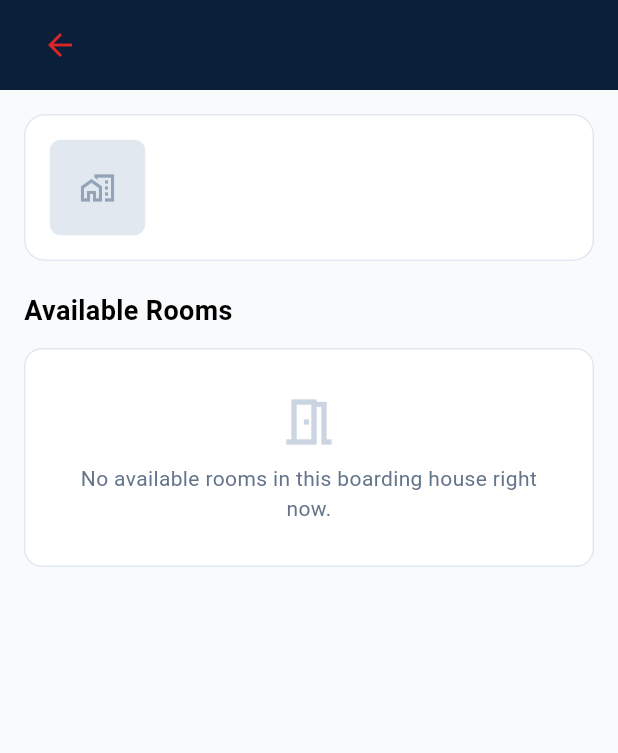
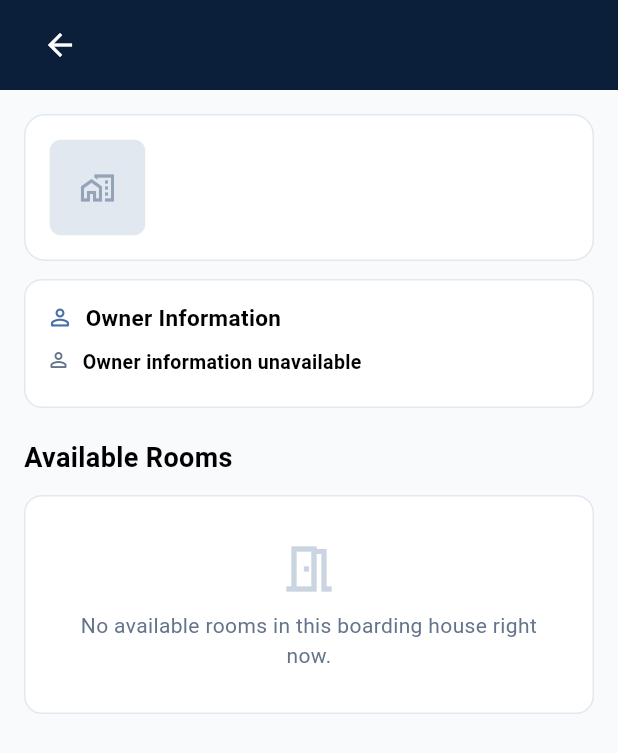
Before and after one commit to rasyaakbar-dev/kosmate, a Flutter app: the HouseRoomsPickerScreen screen opened directly with empty values, on a phone screen of 412 x 824 dp. Shown: the top 753 px of the screen. Run offline on Flutter 3.47's test engine with Material 3 defaults, Android fonts, the phone set to English and light mode, and no system bars; our stand-ins replace image_picker, shared_preferences, supabase_flutter; accounts and stored records are empty; statements that could not run were skipped.

Commit message:
feat: update back button colors and add OwnerInformationCard widget with tests

```diff
--- a/lib/core/widgets/kosmate_app_bar.dart
+++ b/lib/core/widgets/kosmate_app_bar.dart
@@ -33,10 +33,7 @@ class KosMateAppBar extends StatelessWidget implements PreferredSizeWidget {
             children: [
               if (showBackButton) ...[
                 IconButton(
-                  icon: const Icon(
-                    Icons.arrow_back,
-                    color: AppTheme.destructiveColor,
-                  ),
+                  icon: const Icon(Icons.arrow_back, color: Colors.white),
                   onPressed: () => Navigator.maybePop(context),
                   padding: EdgeInsets.zero,
                   constraints: const BoxConstraints(),
--- /dev/null
+++ b/lib/core/widgets/owner_information_card.dart
@@ -0,0 +1,94 @@
+import 'package:flutter/material.dart';
+
+import '../theme/app_theme.dart';
+import '../../models/user_model.dart';
+
+class OwnerInformationCard extends StatelessWidget {
+  final UserModel? owner;
+  final bool compact;
+
+  const OwnerInformationCard({
+    super.key,
+    required this.owner,
+    this.compact = false,
+  });
+
+  @override
+  Widget build(BuildContext context) {
+    final name = owner?.name.trim();
+    final phone = owner?.phone.trim();
+    final email = owner?.email.trim();
+
+    return Container(
+      width: double.infinity,
+      padding: compact ? EdgeInsets.zero : const EdgeInsets.all(14),
+      decoration: compact
+          ? null
+          : BoxDecoration(
+              color: Colors.white,
+              borderRadius: BorderRadius.circular(12),
+              border: Border.all(color: AppTheme.borderLight),
+            ),
+      child: Column(
+        crossAxisAlignment: CrossAxisAlignment.start,
+        children: [
+          if (!compact) ...[
+            const Row(
+              children: [
+                Icon(
+                  Icons.person_outline_rounded,
+                  size: 18,
+                  color: AppTheme.accentColor,
+                ),
+                SizedBox(width: 8),
+                Text(
+                  'Owner Information',
+                  style: TextStyle(
+                    fontSize: 15,
+                    fontWeight: FontWeight.w700,
+                    color: AppTheme.foregroundColor,
+                  ),
+                ),
+              ],
+            ),
+            const SizedBox(height: 10),
+          ],
+          _buildDetail(
+            Icons.person_outline_rounded,
+            name?.isNotEmpty == true ? name! : 'Owner information unavailable',
+            emphasize: true,
+          ),
+          if (phone?.isNotEmpty == true)
+            _buildDetail(Icons.phone_outlined, phone!),
+          if (email?.isNotEmpty == true)
+            _buildDetail(Icons.email_outlined, email!),
+        ],
+      ),
+    );
+  }
+
+  Widget _buildDetail(IconData icon, String value, {bool emphasize = false}) {
+    return Padding(
+      padding: const EdgeInsets.only(bottom: 6),
+      child: Row(
+        crossAxisAlignment: CrossAxisAlignment.start,
+        children: [
+          Icon(icon, size: 16, color: AppTheme.textMuted),
+          const SizedBox(width: 8),
+          Expanded(
+            child: SelectableText(
+              value,
+              style: TextStyle(
+                fontSize: 13,
+                fontWeight: emphasize ? FontWeight.w600 : FontWeight.w400,
+                color: emphasize
+                    ? AppTheme.foregroundColor
+                    : AppTheme.textMuted,
+              ),
+            ),
+          ),
+        ],
+      ),
+    );
+  }
+}
--- a/lib/screens/admin/houses/admin_houses_tab.dart
+++ b/lib/screens/admin/houses/admin_houses_tab.dart
@@ -775,7 +775,7 @@ class _AdminHousesTabState extends State<AdminHousesTab> {
                 },
                 icon: const Icon(
                   Icons.arrow_back,
-                  color: AppTheme.destructiveColor,
+                  color: AppTheme.foregroundColor,
                 ),
                 padding: EdgeInsets.zero,
                 constraints: const BoxConstraints(),
--- a/lib/screens/houses/house_detail_screen.dart
+++ b/lib/screens/houses/house_detail_screen.dart
@@ -326,7 +326,7 @@ class _HouseDetailScreenState extends State<HouseDetailScreen> {
         backgroundColor: Colors.white,
         elevation: 0,
         leading: IconButton(
-          icon: const Icon(Icons.arrow_back, color: AppTheme.destructiveColor),
+          icon: const Icon(Icons.arrow_back, color: AppTheme.foregroundColor),
           onPressed: () => Navigator.pop(context),
         ),
         actions: [
--- a/lib/screens/houses/house_form_screen.dart
+++ b/lib/screens/houses/house_form_screen.dart
@@ -244,7 +244,7 @@ class _HouseFormScreenState extends State<HouseFormScreen> {
         backgroundColor: Colors.white,
         elevation: 0,
         leading: IconButton(
-          icon: const Icon(Icons.arrow_back, color: AppTheme.destructiveColor),
+          icon: const Icon(Icons.arrow_back, color: AppTheme.foregroundColor),
           onPressed: () => Navigator.pop(context),
         ),
         bottom: PreferredSize(
--- a/lib/screens/owner/rooms/owner_rooms_tab.dart
+++ b/lib/screens/owner/rooms/owner_rooms_tab.dart
@@ -699,7 +699,7 @@ class _OwnerRoomsTabState extends State<OwnerRoomsTab> {
                 },
                 icon: const Icon(
                   Icons.arrow_back,
-                  color: AppTheme.destructiveColor,
+                  color: AppTheme.foregroundColor,
                 ),
                 padding: EdgeInsets.zero,
                 constraints: const BoxConstraints(),
--- a/lib/screens/shared/edit_profile_screen.dart
+++ b/lib/screens/shared/edit_profile_screen.dart
@@ -464,7 +464,7 @@ class _EditProfileScreenState extends State<EditProfileScreen> {
         backgroundColor: Colors.white,
         elevation: 0,
         leading: IconButton(
-          icon: const Icon(Icons.arrow_back, color: AppTheme.destructiveColor),
+          icon: const Icon(Icons.arrow_back, color: AppTheme.foregroundColor),
           onPressed: () => Navigator.pop(context),
         ),
         bottom: PreferredSize(
--- a/lib/screens/tenant/complaints/tenant_complaint_detail_dialog.dart
+++ b/lib/screens/tenant/complaints/tenant_complaint_detail_dialog.dart
@@ -275,7 +275,7 @@ class TenantComplaintDetailDialog extends StatelessWidget {
                 icon: const Icon(
                   Icons.arrow_back,
                   size: 18,
-                  color: AppTheme.destructiveColor,
+                  color: AppTheme.accentColor,
                 ),
                 label: const Text('Back to complaints'),
                 onPressed: () => Navigator.pop(context),
--- a/lib/screens/tenant/rooms/house_rooms_picker_screen.dart
+++ b/lib/screens/tenant/rooms/house_rooms_picker_screen.dart
@@ -4,6 +4,7 @@ import '../../../core/di/service_locator.dart';
 import '../../../core/theme/app_theme.dart';
 import '../../../core/utils/formatters.dart';
 import '../../../core/widgets/kosmate_app_bar.dart';
+import '../../../core/widgets/owner_information_card.dart';
 import '../../../models/house_model.dart';
 import '../../../models/room_model.dart';
 import '../../../models/user_model.dart';
@@ -469,6 +470,8 @@ class _HouseRoomsPickerScreenState extends State<HouseRoomsPickerScreen> {
                   ],
                 ),
               ),
+              const SizedBox(height: 12),
+              OwnerInformationCard(owner: widget.house.owner),
               const SizedBox(height: 20),
 
               const Text(
--- a/lib/screens/tenant/rooms/tenant_rooms_tab.dart
+++ b/lib/screens/tenant/rooms/tenant_rooms_tab.dart
@@ -4,6 +4,7 @@ import '../../../core/di/service_locator.dart';
 import '../../../core/theme/app_theme.dart';
 import '../../../core/utils/formatters.dart';
 import '../../../core/widgets/kosmate_components.dart';
+import '../../../core/widgets/owner_information_card.dart';
 import '../../../core/widgets/room_facilities_card.dart';
 import '../../../models/booking_model.dart';
 import '../../../models/complaint_model.dart';
@@ -347,6 +348,9 @@ class _TenantRoomsTabState extends State<TenantRoomsTab> {
             ),
             const SizedBox(height: 12),
             RoomFacilitiesCard(facilities: room.facilities),
+            const SizedBox(height: 20),
+
+            OwnerInformationCard(owner: house?.owner),
             const SizedBox(height: 20),
 
             Container(
@@ -863,6 +867,11 @@ class _TenantRoomsTabState extends State<TenantRoomsTab> {
                                     maxLines: 2,
                                     overflow: TextOverflow.ellipsis,
                                   ),
+                                  const SizedBox(height: 6),
+                                  OwnerInformationCard(
+                                    owner: house.owner,
+                                    compact: true,
+                                  ),
                                   const SizedBox(height: 8),
                                   const Row(
                                     children: [
--- a/lib/screens/tenant/widgets/midtrans_payment_sheet.dart
+++ b/lib/screens/tenant/widgets/midtrans_payment_sheet.dart
@@ -232,11 +232,15 @@ class _MidtransPaymentSheetState extends State<MidtransPaymentSheet> {
                           fontSize: 13,
                         ),
                       ),
-                      Text(
-                        orderId,
-                        style: const TextStyle(
-                          fontSize: 12,
-                          fontWeight: FontWeight.w600,
+                      const SizedBox(width: 12),
+                      Expanded(
+                        child: SelectableText(
+                          orderId,
+                          textAlign: TextAlign.end,
+                          style: const TextStyle(
+                            fontSize: 12,
+                            fontWeight: FontWeight.w600,
+                          ),
                         ),
                       ),
                     ],
--- a/lib/services/booking_service.dart
+++ b/lib/services/booking_service.dart
@@ -41,7 +41,7 @@ class BookingService {
       final response = await _client
           .from(SupabaseConstants.bookingTable)
           .select(
-            '*, users!booking_user_id_fkey(*), room!booking_room_id_fkey(*, house!room_house_id_fkey(*))',
+            '*, users!booking_user_id_fkey(*), room!booking_room_id_fkey(*, house!room_house_id_fkey(*, users!house_owner_id_fkey(*)))',
           )
           .eq('user_id', userId)
           .order('created_at', ascending: false);
```
Also changed, not shown: 1 other file.
